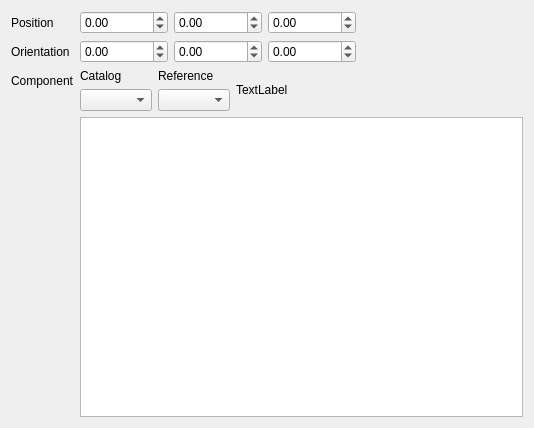
Above: GUI/CatalogComponent.ui from cihologramas/freecad-pyoptools before the change. Below: the same form after it.
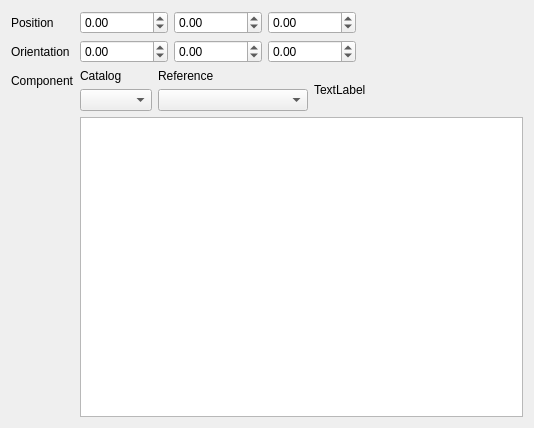
That is the form after the change.

The edit to the form file:
```diff
--- a/GUI/CatalogComponent.ui
+++ b/GUI/CatalogComponent.ui
@@ -140,7 +140,14 @@
           </widget>
          </item>
          <item>
-          <widget class="QComboBox" name="Reference"/>
+          <widget class="QComboBox" name="Reference">
+           <property name="minimumSize">
+            <size>
+             <width>150</width>
+             <height>0</height>
+            </size>
+           </property>
+          </widget>
          </item>
         </layout>
        </item>
```
